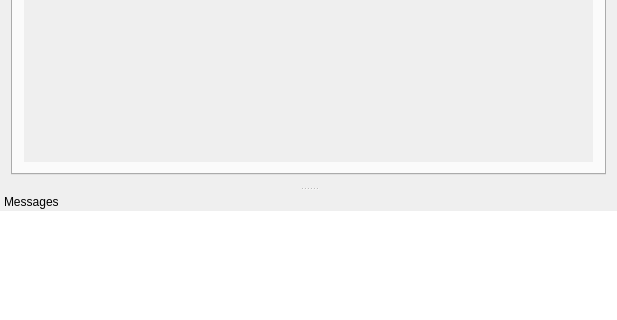
Qt form jpiiavr/mainwindow.ui (pbystrup/quickanddirty) before a commit; both pictures show x 0 to 617 and y 273 to 593 of the 617 by 728 pixel window.
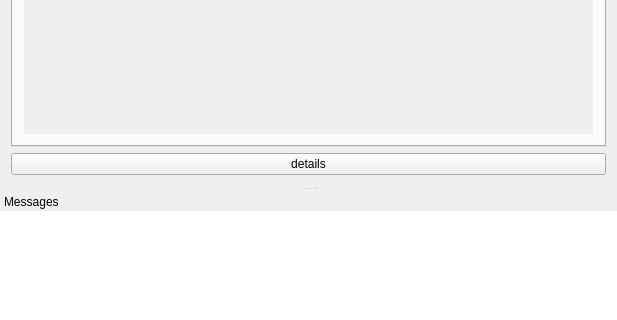
The same form after that commit.

Commit message: added details button

```diff
--- a/jpiiavr/mainwindow.ui
+++ b/jpiiavr/mainwindow.ui
@@ -156,7 +156,7 @@
              <x>0</x>
              <y>0</y>
              <width>577</width>
-             <height>247</height>
+             <height>213</height>
             </rect>
            </property>
            <layout class="QVBoxLayout" name="verticalLayout_9">
@@ -464,6 +464,13 @@
       </widget>
      </widget>
     </item>
+    <item>
+     <widget class="QPushButton" name="pushButtonDetails">
+      <property name="text">
+       <string>details</string>
+      </property>
+     </widget>
+    </item>
    </layout>
   </widget>
   <widget class="QMenuBar" name="menuBar">
```
Left out of the diff: 4 changed lines with no effect on the pictures. The commit also changes 3 other files.
